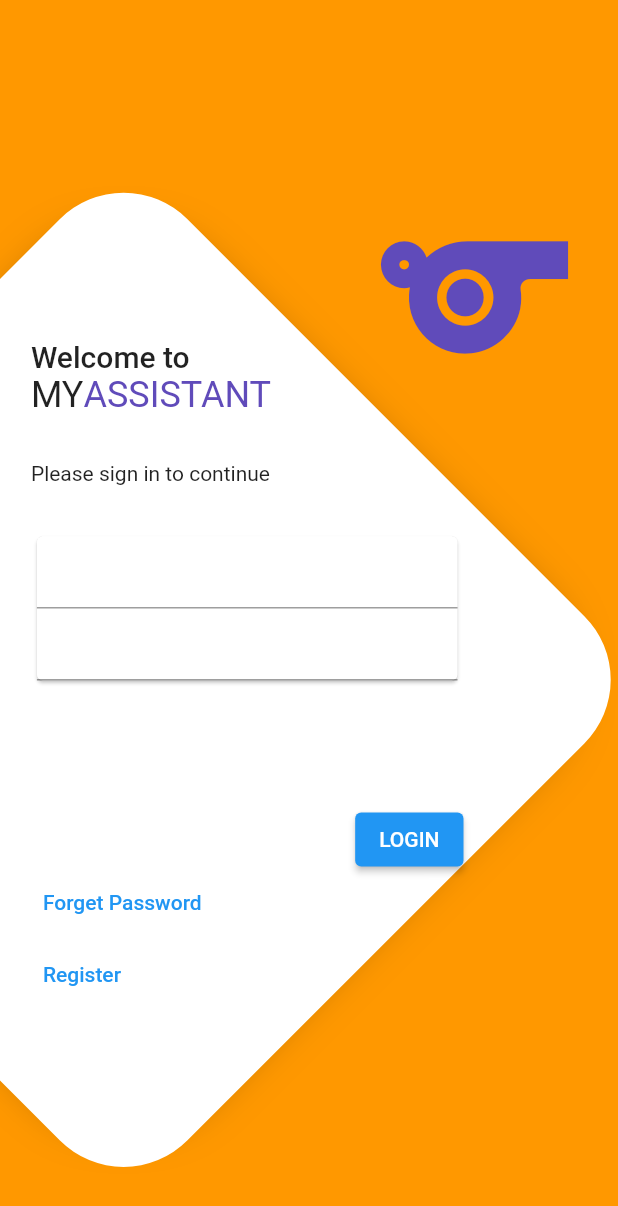
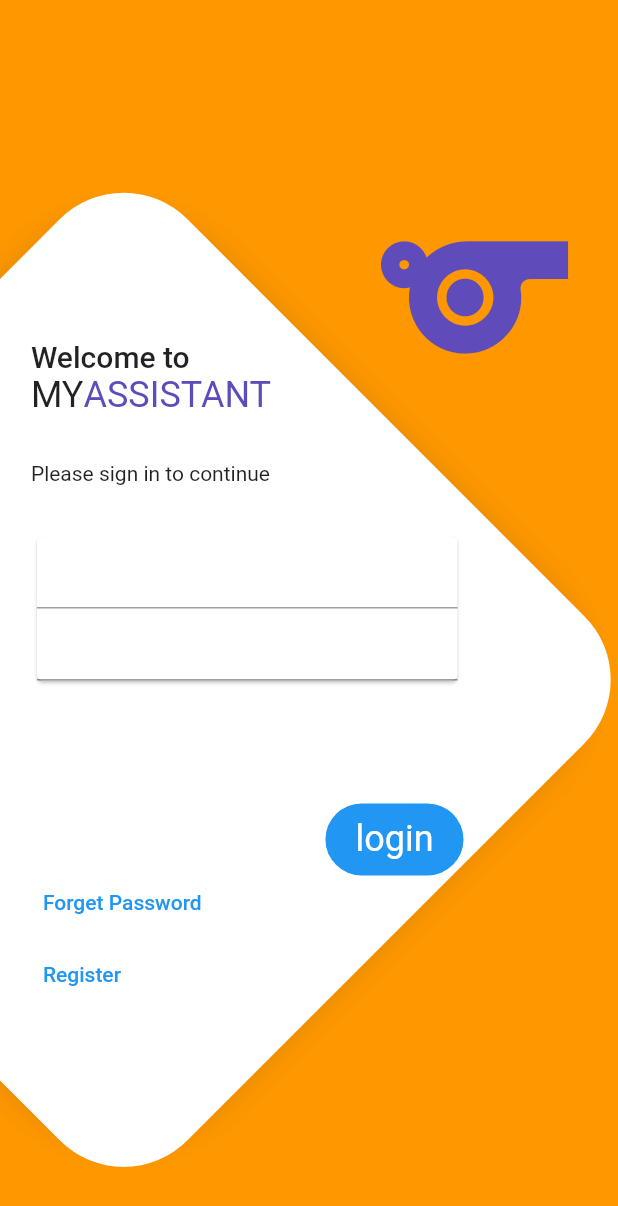
Before and after one commit to jeshu/personal-workmate, a Flutter app: the screen it shows after launch, on a phone screen of 412 x 824 dp. Shown: the top 1206 px of the screen. Run offline on Flutter 3.47's test engine with Material 2 defaults, Android fonts, the phone set to English and light mode, and no system bars.

Commit message:
Login buttton ui fixed

```diff
--- a/lib/main.dart
+++ b/lib/main.dart
@@ -11,6 +11,7 @@ class MyApp extends StatelessWidget {
   @override
   Widget build(BuildContext context) {
     return MaterialApp(
+      debugShowCheckedModeBanner: false,
       title: 'Flutter Demo',
       theme: ThemeData().copyWith(
         primaryColor: Color(0xFF604BBA),
--- a/lib/screens/login_screen/login_screen.dart
+++ b/lib/screens/login_screen/login_screen.dart
@@ -38,7 +38,19 @@ class _LoginScreenState extends State<LoginScreen> {
                   bottom: 90,
                   right: 0,
                   child: ElevatedButton(
-                    child: Text('LOGIN'),
+                    child: Text(
+                      'login',
+                    ),
+                    style: ElevatedButton.styleFrom(
+                        padding:
+                            EdgeInsets.symmetric(vertical: 10, horizontal: 20),
+                        elevation: 0,
+                        shape: RoundedRectangleBorder(
+                            borderRadius: BorderRadius.circular(50)),
+                        textStyle: Theme.of(context)
+                            .textTheme
+                            .headline5
+                            .copyWith(wordSpacing: 1.5, color: Colors.white)),
                     onPressed: () {},
                   ),
                 )
--- a/lib/screens/splash_screen.dart
+++ b/lib/screens/splash_screen.dart
@@ -13,7 +13,9 @@ class SplashScreen extends StatelessWidget {
 
     return SafeArea(
       child: Container(
-        color: Colors.white,
+        decoration: BoxDecoration(
+            gradient:
+                LinearGradient(colors: [Colors.orange, Colors.orangeAccent])),
         child: Expanded(
           child: Center(
             child: HeroLogo(size: 150),
```
